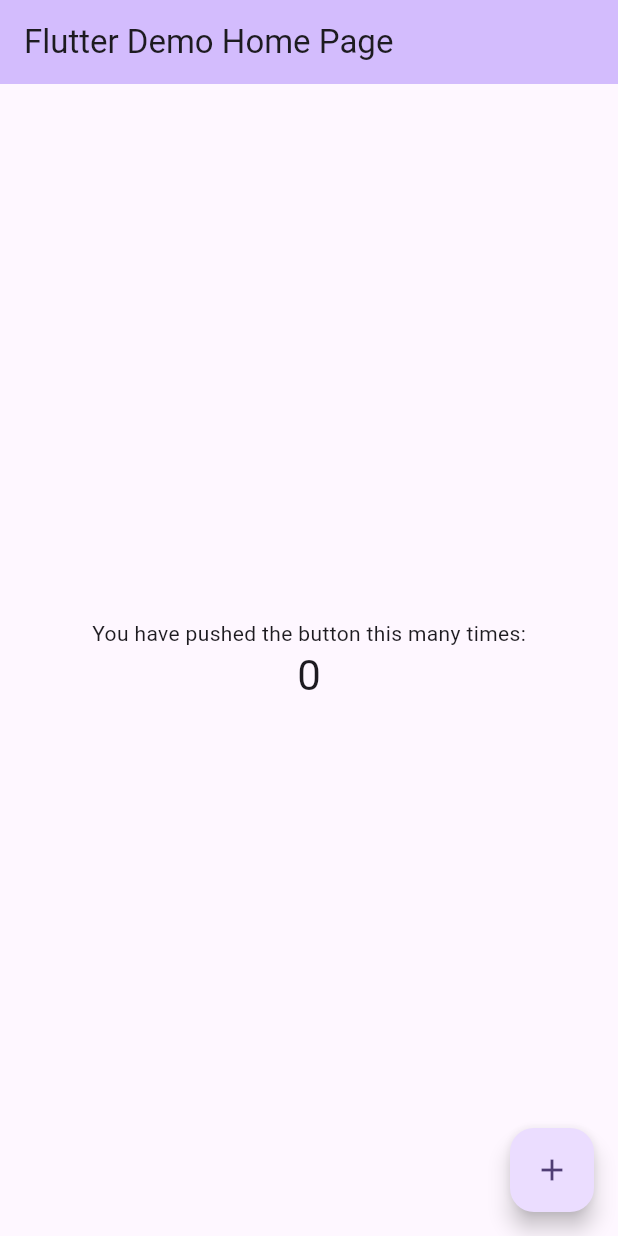
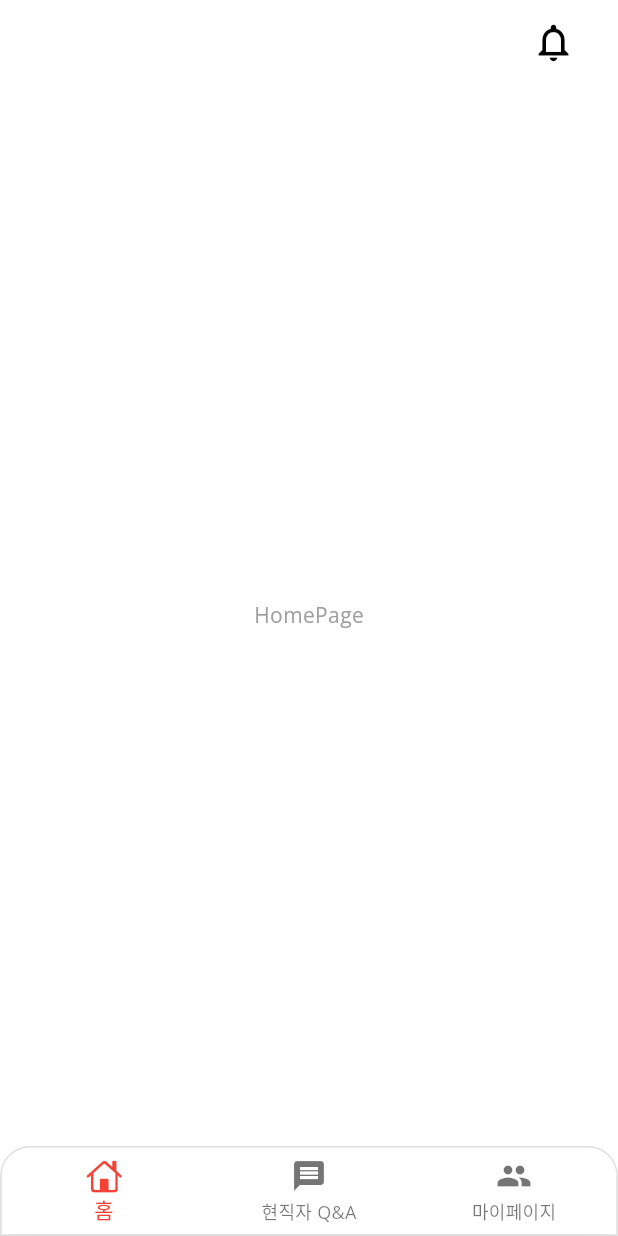
Before and after one commit to Kongjiyoung/dev-community-flutter, a Flutter app: the screen it shows after launch, on a phone screen of 412 x 824 dp. Run offline on Flutter 3.47's test engine with Material 3 defaults, Android fonts, the phone set to English and light mode, and no system bars; our stand-ins replace google_fonts.

Commit message:
프로젝트 세팅

```diff
--- /dev/null
+++ b/lib/common/bottom_navigation_bar.dart
@@ -0,0 +1,48 @@
+import 'package:flutter/cupertino.dart';
+import 'package:flutter/material.dart';
+
+class CustomBottomNavigationBar extends StatelessWidget {
+  final int selectedIndex;
+  final Function(int) onItemSelected;
+
+  const CustomBottomNavigationBar({
+    Key? key,
+    required this.selectedIndex,
+    required this.onItemSelected,
+  }) : super(key: key);
+
+  @override
+  Widget build(BuildContext context) {
+    return Container(
+      decoration: BoxDecoration(
+        border: Border.all(color: Colors.black12),
+        borderRadius: BorderRadius.only(
+          topLeft: Radius.circular(20),
+          topRight: Radius.circular(20),
+        ),
+      ),
+      child: ClipRRect(
+        borderRadius: BorderRadius.only(
+          topLeft: Radius.circular(20), //
+          topRight: Radius.circular(20), //
+        ),
+
+        child: BottomNavigationBar(
+          backgroundColor: Colors.white,
+          type: BottomNavigationBarType.fixed,
+          currentIndex: selectedIndex,
+          selectedItemColor: Colors.red,
+          onTap: onItemSelected,
+          items: const [
+            BottomNavigationBarItem(
+                label: "홈", icon: Icon(CupertinoIcons.home)),
+            BottomNavigationBarItem(
+                label: "현직자 Q&A", icon: Icon(Icons.message)),
+            BottomNavigationBarItem(
+                label: "마이페이지", icon: Icon(Icons.people)),
+          ],
+        ),
+      ),
+    );
+  }
+}
--- a/lib/main.dart
+++ b/lib/main.dart
@@ -1,3 +1,5 @@
+import 'package:dev_community/pages/main_page.dart';
+import 'package:dev_community/theme.dart';
 import 'package:flutter/material.dart';
 
 void main() {
@@ -7,119 +9,12 @@
 class MyApp extends StatelessWidget {
   const MyApp({super.key});
 
-  // This widget is the root of your application.
   @override
   Widget build(BuildContext context) {
     return MaterialApp(
-      title: 'Flutter Demo',
-      theme: ThemeData(
-        // This is the theme of your application.
-        //
-        // TRY THIS: Try running your application with "flutter run". You'll see
-        // the application has a purple toolbar. Then, without quitting the app,
-        // try changing the seedColor in the colorScheme below to Colors.green
-        // and then invoke "hot reload" (save your changes or press the "hot
-        // reload" button in a Flutter-supported IDE, or press "r" if you used
-        // the command line to start the app).
-        //
-        // Notice that the counter didn't reset back to zero; the application
-        // state is not lost during the reload. To reset the state, use hot
-        // restart instead.
-        //
-        // This works for code too, not just values: Most code changes can be
-        // tested with just a hot reload.
-        colorScheme: ColorScheme.fromSeed(seedColor: Colors.deepPurple),
-        useMaterial3: true,
-      ),
-      home: const MyHomePage(title: 'Flutter Demo Home Page'),
+      debugShowCheckedModeBanner: false,
+      theme: theme(),
+      home: MainPage(),
     );
   }
 }
-
-class MyHomePage extends StatefulWidget {
-  const MyHomePage({super.key, required this.title});
-
-  // This widget is the home page of your application. It is stateful, meaning
-  // that it has a State object (defined below) that contains fields that affect
-  // how it looks.
-
-  // This class is the configuration for the state. It holds the values (in this
-  // case the title) provided by the parent (in this case the App widget) and
-  // used by the build method of the State. Fields in a Widget subclass are
-  // always marked "final".
-
-  final String title;
-
-  @override
-  State<MyHomePage> createState() => _MyHomePageState();
-}
-
-class _MyHomePageState extends State<MyHomePage> {
-  int _counter = 0;
-
-  void _incrementCounter() {
-    setState(() {
-      // This call to setState tells the Flutter framework that something has
-      // changed in this State, which causes it to rerun the build method below
-      // so that the display can reflect the updated values. If we changed
-      // _counter without calling setState(), then the build method would not be
-      // called again, and so nothing would appear to happen.
-      _counter++;
-    });
-  }
-
-  @override
-  Widget build(BuildContext context) {
-    // This method is rerun every time setState is called, for instance as done
-    // by the _incrementCounter method above.
-    //
-    // The Flutter framework has been optimized to make rerunning build methods
-    // fast, so that you can just rebuild anything that needs updating rather
-    // than having to individually change instances of widgets.
-    return Scaffold(
-      appBar: AppBar(
-        // TRY THIS: Try changing the color here to a specific color (to
-        // Colors.amber, perhaps?) and trigger a hot reload to see the AppBar
-        // change color while the other colors stay the same.
-        backgroundColor: Theme.of(context).colorScheme.inversePrimary,
-        // Here we take the value from the MyHomePage object that was created by
-        // the App.build method, and use it to set our appbar title.
-        title: Text(widget.title),
-      ),
-      body: Center(
-        // Center is a layout widget. It takes a single child and positions it
-        // in the middle of the parent.
-        child: Column(
-          // Column is also a layout widget. It takes a list of children and
-          // arranges them vertically. By default, it sizes itself to fit its
-          // children horizontally, and tries to be as tall as its parent.
-          //
-          // Column has various properties to control how it sizes itself and
-          // how it positions its children. Here we use mainAxisAlignment to
-          // center the children vertically; the main axis here is the vertical
-          // axis because Columns are vertical (the cross axis would be
-          // horizontal).
-          //
-          // TRY THIS: Invoke "debug painting" (choose the "Toggle Debug Paint"
-          // action in the IDE, or press "p" in the console), to see the
-          // wireframe for each widget.
-          mainAxisAlignment: MainAxisAlignment.center,
-          children: <Widget>[
-            const Text(
-              'You have pushed the button this many times:',
-            ),
-            Text(
-              '$_counter',
-              style: Theme.of(context).textTheme.headlineMedium,
-            ),
-          ],
-        ),
-      ),
-      floatingActionButton: FloatingActionButton(
-        onPressed: _incrementCounter,
-        tooltip: 'Increment',
-        child: const Icon(Icons.add),
-      ), // This trailing comma makes auto-formatting nicer for build methods.
-    );
-  }
-}
--- /dev/null
+++ b/lib/pages/home/home_page.dart
@@ -0,0 +1,10 @@
+import 'package:flutter/material.dart';
+
+class HomePage extends StatelessWidget {
+  const HomePage({super.key});
+
+  @override
+  Widget build(BuildContext context) {
+    return Center(child: Text("HomePage"));
+  }
+}
--- /dev/null
+++ b/lib/pages/main_page.dart
@@ -0,0 +1,57 @@
+import 'package:dev_community/pages/home/home_page.dart';
+import 'package:dev_community/pages/my/my_page.dart';
+import 'package:dev_community/pages/qna/qna_page.dart';
+import 'package:flutter/cupertino.dart';
+import 'package:flutter/material.dart';
+import '../common/bottom_navigation_bar.dart';
+
+
+class MainPage extends StatefulWidget {
+  const MainPage({super.key});
+
+  @override
+  State<MainPage> createState() => _MainPageState();
+}
+
+class _MainPageState extends State<MainPage> {
+  int _selectedIndex = 0;
+
+  @override
+  Widget build(BuildContext context) {
+    return Scaffold(
+      appBar: _buildProfileAppBar(),
+      body: IndexedStack(
+        index: _selectedIndex,
+        children: const [
+          HomePage(),
+          MyPage(),
+          QAndAPage(),
+        ],
+      ),
+      bottomNavigationBar: CustomBottomNavigationBar(
+        selectedIndex: _selectedIndex,
+        onItemSelected: (index) {
+          setState(() {
+            _selectedIndex = index;
+          });
+        },
+      ),
+    );
+  }AppBar _buildProfileAppBar() {
+    return AppBar(
+
+      actions: <Widget>[
+        IconButton(
+          icon: Padding(
+            padding: const EdgeInsets.only(right: 20),
+            child: Icon(Icons.notifications_outlined,size: 30),
+
+          ), // 종 모양 아이콘
+          onPressed: () {
+          },
+        ),
+      ],
+    );
+  }
+
+}
```
Also changed, not shown: lib/pages/my/my_page.dart (added, +10 -0 lines), lib/pages/qna/qna_page.dart (added, +10 -0 lines), lib/theme.dart (added, +51 -0 lines), pubspec.yaml (+5 -3 lines), pubspec.lock.
